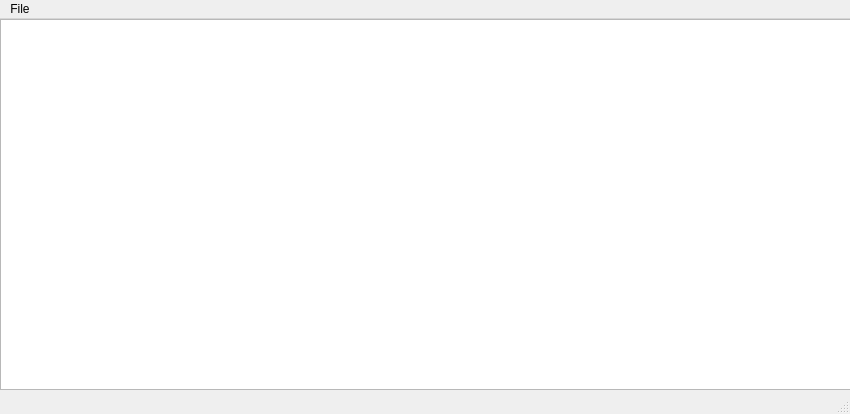
First picture: the form in inventory_window.ui, repository chmod-sorind/QTInventory, before the edit.
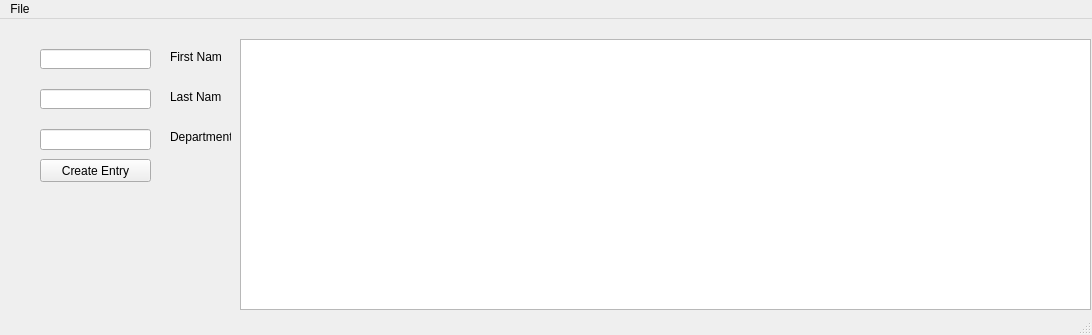
Second picture: the form after the edit.

Commit message: add entry to the database

Diff of the .ui file:
```diff
--- a/inventory_window.ui
+++ b/inventory_window.ui
@@ -6,8 +6,8 @@
    <rect>
     <x>0</x>
     <y>0</y>
-    <width>850</width>
-    <height>414</height>
+    <width>1092</width>
+    <height>335</height>
    </rect>
   </property>
   <property name="windowTitle">
@@ -17,10 +17,10 @@
    <widget class="QTableView" name="tableView">
     <property name="geometry">
      <rect>
-      <x>0</x>
-      <y>0</y>
+      <x>240</x>
+      <y>20</y>
       <width>851</width>
-      <height>371</height>
+      <height>271</height>
      </rect>
     </property>
     <property name="alternatingRowColors">
@@ -33,13 +33,95 @@
      <bool>false</bool>
     </property>
    </widget>
+   <widget class="QLineEdit" name="firstNameLineEdit">
+    <property name="geometry">
+     <rect>
+      <x>40</x>
+      <y>30</y>
+      <width>111</width>
+      <height>20</height>
+     </rect>
+    </property>
+   </widget>
+   <widget class="QLineEdit" name="lastNameLineEdit">
+    <property name="geometry">
+     <rect>
+      <x>40</x>
+      <y>70</y>
+      <width>111</width>
+      <height>20</height>
+     </rect>
+    </property>
+   </widget>
+   <widget class="QLineEdit" name="departmentLineEdit">
+    <property name="geometry">
+     <rect>
+      <x>40</x>
+      <y>110</y>
+      <width>111</width>
+      <height>21</height>
+     </rect>
+    </property>
+   </widget>
+   <widget class="QLabel" name="label">
+    <property name="geometry">
+     <rect>
+      <x>170</x>
+      <y>30</y>
+      <width>51</width>
+      <height>16</height>
+     </rect>
+    </property>
+    <property name="text">
+     <string>First Name</string>
+    </property>
+   </widget>
+   <widget class="QLabel" name="label_2">
+    <property name="geometry">
+     <rect>
+      <x>170</x>
+      <y>70</y>
+      <width>51</width>
+      <height>16</height>
+     </rect>
+    </property>
+    <property name="text">
+     <string>Last Name</string>
+    </property>
+   </widget>
+   <widget class="QLabel" name="label_3">
+    <property name="geometry">
+     <rect>
+      <x>170</x>
+      <y>110</y>
+      <width>61</width>
+      <height>16</height>
+     </rect>
+    </property>
+    <property name="text">
+     <string>Department</string>
+    </property>
+   </widget>
+   <widget class="QPushButton" name="pushButton">
+    <property name="geometry">
+     <rect>
+      <x>40</x>
+      <y>140</y>
+      <width>111</width>
+      <height>23</height>
+     </rect>
+    </property>
+    <property name="text">
+     <string>Create Entry</string>
+    </property>
+   </widget>
   </widget>
   <widget class="QMenuBar" name="menuBar">
    <property name="geometry">
     <rect>
      <x>0</x>
      <y>0</y>
-     <width>850</width>
+     <width>1092</width>
      <height>21</height>
     </rect>
    </property>
```
The commit also changes 2 other files.
